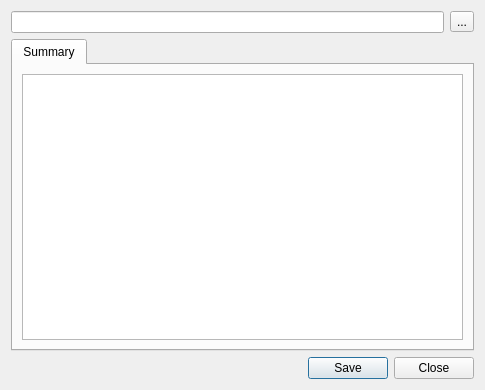
Old version of the form src/qmmpui/detailsdialog.ui in the repository ksv1986/qmmp-staging.
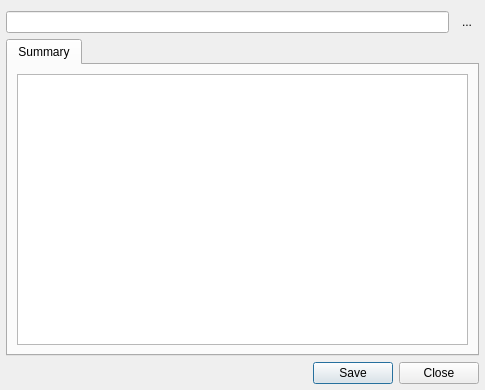
New version of the form.

Commit message: fixed details dialog layout

```diff
--- a/src/qmmpui/detailsdialog.ui
+++ b/src/qmmpui/detailsdialog.ui
@@ -13,10 +13,17 @@
   <property name="windowTitle">
    <string>Details</string>
   </property>
-  <layout class="QVBoxLayout" name="verticalLayout_2">
-   <item>
-    <layout class="QHBoxLayout" name="horizontalLayout">
-     <item>
+  <layout class="QGridLayout" name="gridLayout">
+   <property name="leftMargin">
+    <number>6</number>
+   </property>
+   <property name="rightMargin">
+    <number>6</number>
+   </property>
+   <property name="bottomMargin">
+    <number>6</number>
+   </property>
+   <item row="0" column="0">
       <widget class="QLineEdit" name="pathEdit">
        <property name="sizePolicy">
         <sizepolicy hsizetype="Expanding" vsizetype="Fixed">
@@ -29,7 +36,7 @@
        </property>
       </widget>
      </item>
-     <item>
+   <item row="0" column="1">
       <widget class="QToolButton" name="directoryButton">
        <property name="toolTip">
         <string>Open the directory containing this file</string>
@@ -37,11 +44,12 @@
        <property name="text">
         <string>...</string>
        </property>
-      </widget>
-     </item>
-    </layout>
-   </item>
-   <item>
+     <property name="autoRaise">
+      <bool>true</bool>
+     </property>
+    </widget>
+   </item>
+   <item row="1" column="0" colspan="2">
     <widget class="QTabWidget" name="tabWidget">
      <property name="currentIndex">
       <number>0</number>
@@ -63,8 +71,8 @@
           <string>&lt;!DOCTYPE HTML PUBLIC &quot;-//W3C//DTD HTML 4.0//EN&quot; &quot;http://www.w3.org/TR/REC-html40/strict.dtd&quot;&gt;
 &lt;html&gt;&lt;head&gt;&lt;meta name=&quot;qrichtext&quot; content=&quot;1&quot; /&gt;&lt;style type=&quot;text/css&quot;&gt;
 p, li { white-space: pre-wrap; }
-&lt;/style&gt;&lt;/head&gt;&lt;body style=&quot; font-family:'Sans Serif'; font-size:9pt; font-weight:400; font-style:normal;&quot;&gt;
-&lt;p style=&quot;-qt-paragraph-type:empty; margin-top:0px; margin-bottom:0px; margin-left:0px; margin-right:0px; -qt-block-indent:0; text-indent:0px; font-family:'Arial'; font-size:10pt;&quot;&gt;&lt;/p&gt;&lt;/body&gt;&lt;/html&gt;</string>
+&lt;/style&gt;&lt;/head&gt;&lt;body style=&quot; font-family:'Arial'; font-size:10pt; font-weight:400; font-style:normal;&quot;&gt;
+&lt;p style=&quot;-qt-paragraph-type:empty; margin-top:0px; margin-bottom:0px; margin-left:0px; margin-right:0px; -qt-block-indent:0; text-indent:0px;&quot;&gt;&lt;/p&gt;&lt;/body&gt;&lt;/html&gt;</string>
          </property>
         </widget>
        </item>
@@ -72,7 +80,7 @@
      </widget>
     </widget>
    </item>
-   <item>
+   <item row="2" column="0" colspan="2">
     <widget class="QDialogButtonBox" name="buttonBox">
      <property name="standardButtons">
       <set>QDialogButtonBox::Close|QDialogButtonBox::Save</set>
```
Lines whose indentation alone changed are shown as unchanged. The commit also changes 29 other files.
